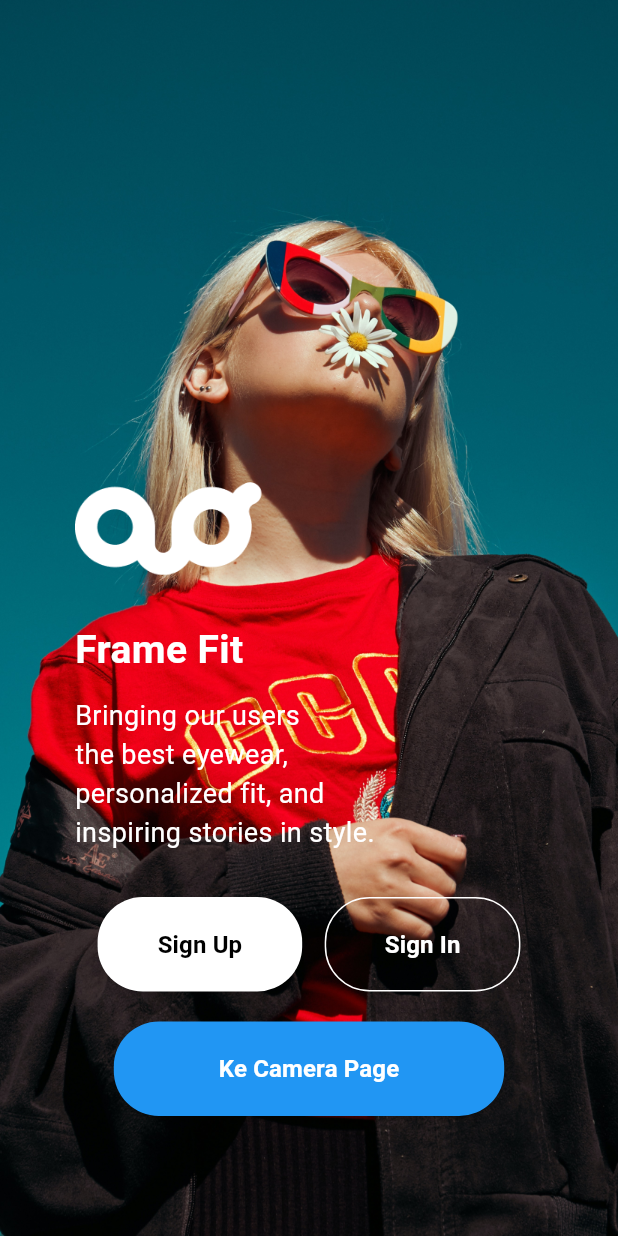
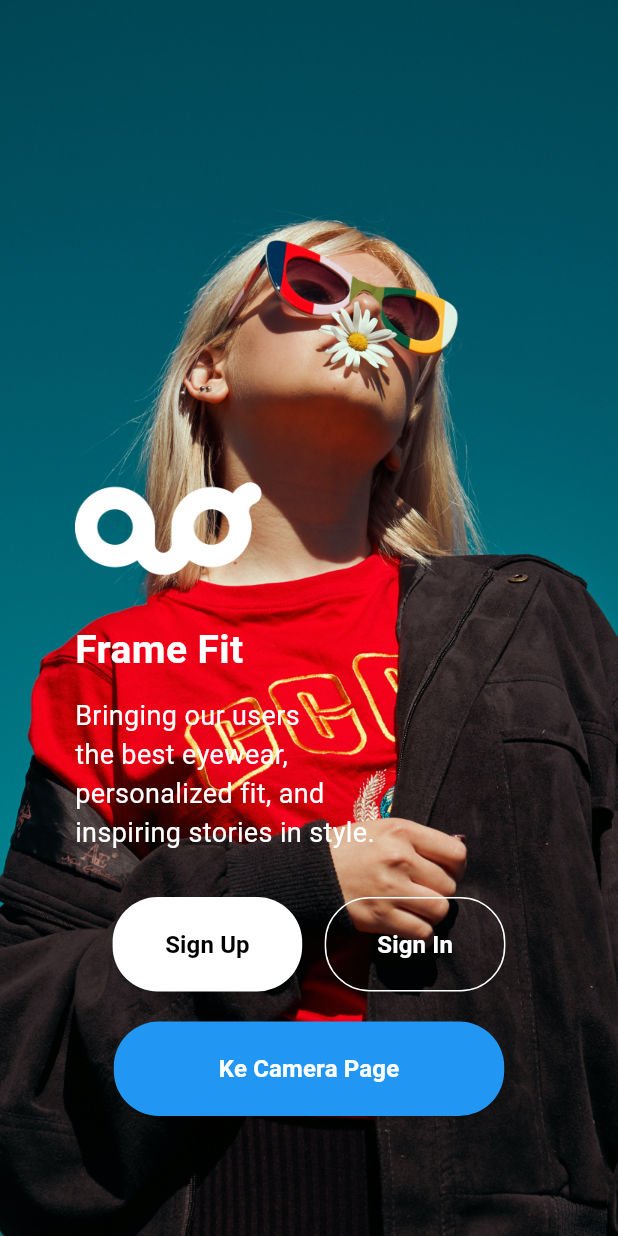
Before and after one commit to mumtazharis/frame_fit, a Flutter app: the screen it shows after launch, on a phone screen of 412 x 824 dp. Run offline on Flutter 3.47's test engine with Material 3 defaults, Android fonts, the light colour scheme and no system bars; our stand-ins replace camera, flutter_spinkit.

Commit message:
menyesuaikan ukuran button di hp

```diff
--- a/lib/pages/home_page.dart
+++ b/lib/pages/home_page.dart
@@ -61,7 +61,7 @@ class HomePage extends StatelessWidget {
                         style: ElevatedButton.styleFrom(
                           backgroundColor: Colors.white,
                           foregroundColor: Colors.black,
-                          padding: EdgeInsets.symmetric(horizontal: 40, vertical: 20),
+                          padding: EdgeInsets.symmetric(horizontal: 35, vertical: 20),
                           shape: RoundedRectangleBorder(
                             borderRadius: BorderRadius.circular(30.0),
                           ),
@@ -76,7 +76,7 @@ class HomePage extends StatelessWidget {
                         style: OutlinedButton.styleFrom(
                           foregroundColor: Colors.white,
                           side: BorderSide(color: Colors.white),
-                          padding: EdgeInsets.symmetric(horizontal: 40, vertical: 20),
+                          padding: EdgeInsets.symmetric(horizontal: 35, vertical: 20),
                           shape: RoundedRectangleBorder(
                             borderRadius: BorderRadius.circular(30.0),
                           ),
--- a/lib/screens/home_screen.dart
+++ b/lib/screens/home_screen.dart
@@ -11,7 +11,7 @@ class _HomeScreenState extends State<HomeScreen> {
   void initState() {
     super.initState();
     // Navigasi otomatis ke halaman HomePage setelah 3 detik
-    Future.delayed(Duration(seconds: 3), () {
+    Future.delayed(Duration(seconds: 2), () {
       Navigator.pushReplacement(
         context,
         MaterialPageRoute(builder: (context) => HomePage()),
```
